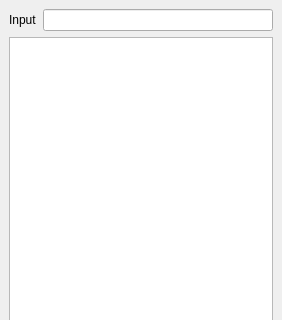
Above: mainwindow.ui from EugeneVert/qtmsu before the change; both pictures show x 0 to 282 and y 0 to 320 of the 282 by 512 pixel window. Below: the same form after it.
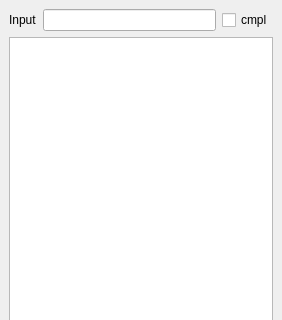
That is the form after the change. Custom widgets are drawn as their Qt base class.

Patch:
```diff
--- a/mainwindow.ui
+++ b/mainwindow.ui
@@ -33,6 +33,19 @@
       <item>
        <widget class="KListWidgetSearchLine" name="klistwidgetsearchline"/>
       </item>
+      <item>
+       <widget class="QCheckBox" name="checkBox">
+        <property name="text">
+         <string>cmpl</string>
+        </property>
+        <property name="checked">
+         <bool>false</bool>
+        </property>
+        <property name="tristate">
+         <bool>false</bool>
+        </property>
+       </widget>
+      </item>
      </layout>
     </item>
     <item>
```
